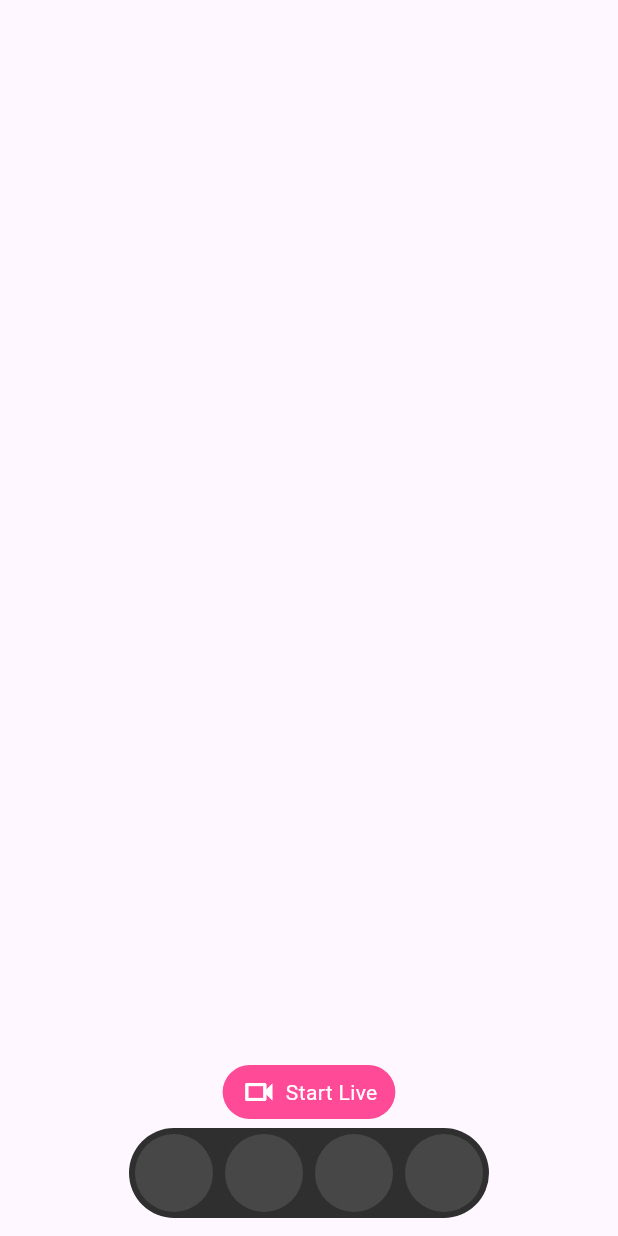
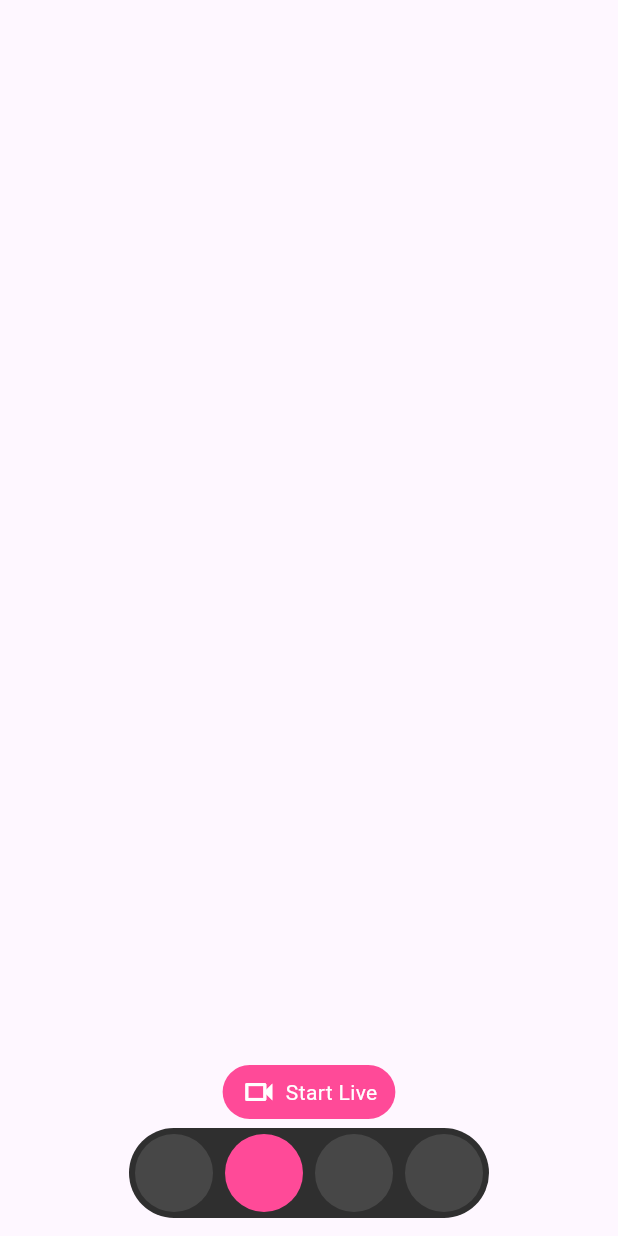
Before and after one commit to JAICHANGPARK/flutter_notebook_chapter_43, a Flutter app: the AiVideoHomePage screen opened directly, on a phone screen of 412 x 824 dp. Run offline on Flutter 3.47's test engine with Material 3 defaults, Android fonts, the phone set to English and light mode, and no system bars; our stand-ins replace gap, hugeicons, percent_indicator.

Commit message:
Update ai_video_home_page.dart

```diff
--- a/lib/ep2181_ai_video_chat_app/ui/ai_video_home_page.dart
+++ b/lib/ep2181_ai_video_chat_app/ui/ai_video_home_page.dart
@@ -66,7 +66,8 @@ class _AiVideoHomePageState extends State<AiVideoHomePage> {
                         ),
                         CircleAvatar(
                           radius: 26,
-                          backgroundColor: Color.fromRGBO(71, 71, 71, 1),
+                          backgroundColor:  Color.fromRGBO(255, 74, 152, 1),
+
                         ),
                         CircleAvatar(
                           radius: 26,
```
